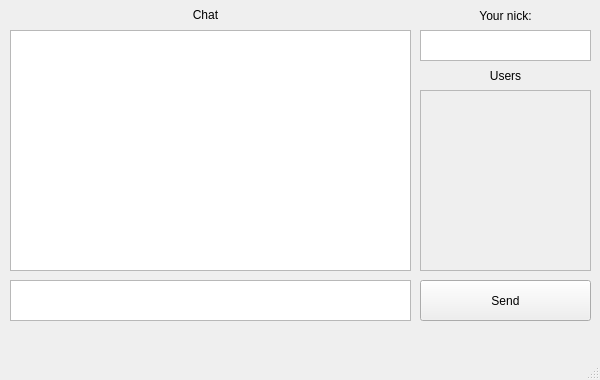
First picture: the form in client/client.ui, repository TheXirex/Client-Server-Chat, before the edit.
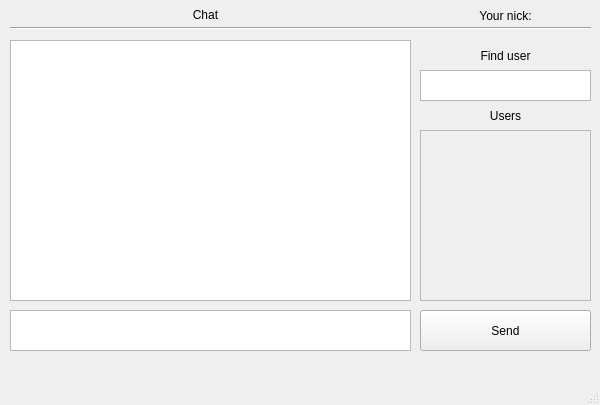
Second picture: the form after the edit.

Commit message: Added client side style

Patch:
```diff
--- a/client/client.ui
+++ b/client/client.ui
@@ -7,7 +7,7 @@
     <x>0</x>
     <y>0</y>
     <width>600</width>
-    <height>380</height>
+    <height>405</height>
    </rect>
   </property>
   <property name="windowTitle">
@@ -18,7 +18,7 @@
     <property name="geometry">
      <rect>
       <x>420</x>
-      <y>280</y>
+      <y>310</y>
       <width>171</width>
       <height>41</height>
      </rect>
@@ -47,7 +47,7 @@
     <property name="geometry">
      <rect>
       <x>420</x>
-      <y>30</y>
+      <y>70</y>
       <width>171</width>
       <height>31</height>
      </rect>
@@ -57,9 +57,9 @@
     <property name="geometry">
      <rect>
       <x>10</x>
-      <y>30</y>
+      <y>40</y>
       <width>401</width>
-      <height>241</height>
+      <height>261</height>
      </rect>
     </property>
     <property name="readOnly">
@@ -70,9 +70,9 @@
     <property name="geometry">
      <rect>
       <x>420</x>
-      <y>90</y>
+      <y>130</y>
       <width>171</width>
-      <height>181</height>
+      <height>171</height>
      </rect>
     </property>
     <property name="widgetResizable">
@@ -84,7 +84,7 @@
        <x>0</x>
        <y>0</y>
        <width>169</width>
-       <height>179</height>
+       <height>169</height>
       </rect>
      </property>
     </widget>
@@ -93,7 +93,7 @@
     <property name="geometry">
      <rect>
       <x>10</x>
-      <y>280</y>
+      <y>310</y>
       <width>401</width>
       <height>41</height>
      </rect>
@@ -119,7 +119,7 @@
     <property name="geometry">
      <rect>
       <x>420</x>
-      <y>60</y>
+      <y>100</y>
       <width>171</width>
       <height>31</height>
      </rect>
@@ -131,6 +131,35 @@
      <set>Qt::AlignCenter</set>
     </property>
    </widget>
+   <widget class="QLabel" name="label_3">
+    <property name="geometry">
+     <rect>
+      <x>420</x>
+      <y>40</y>
+      <width>171</width>
+      <height>31</height>
+     </rect>
+    </property>
+    <property name="text">
+     <string>Find user</string>
+    </property>
+    <property name="alignment">
+     <set>Qt::AlignCenter</set>
+    </property>
+   </widget>
+   <widget class="Line" name="line">
+    <property name="geometry">
+     <rect>
+      <x>10</x>
+      <y>20</y>
+      <width>581</width>
+      <height>16</height>
+     </rect>
+    </property>
+    <property name="orientation">
+     <enum>Qt::Horizontal</enum>
+    </property>
+   </widget>
   </widget>
   <widget class="QMenuBar" name="menubar">
    <property name="geometry">
```
The commit also changes 4 other files.
